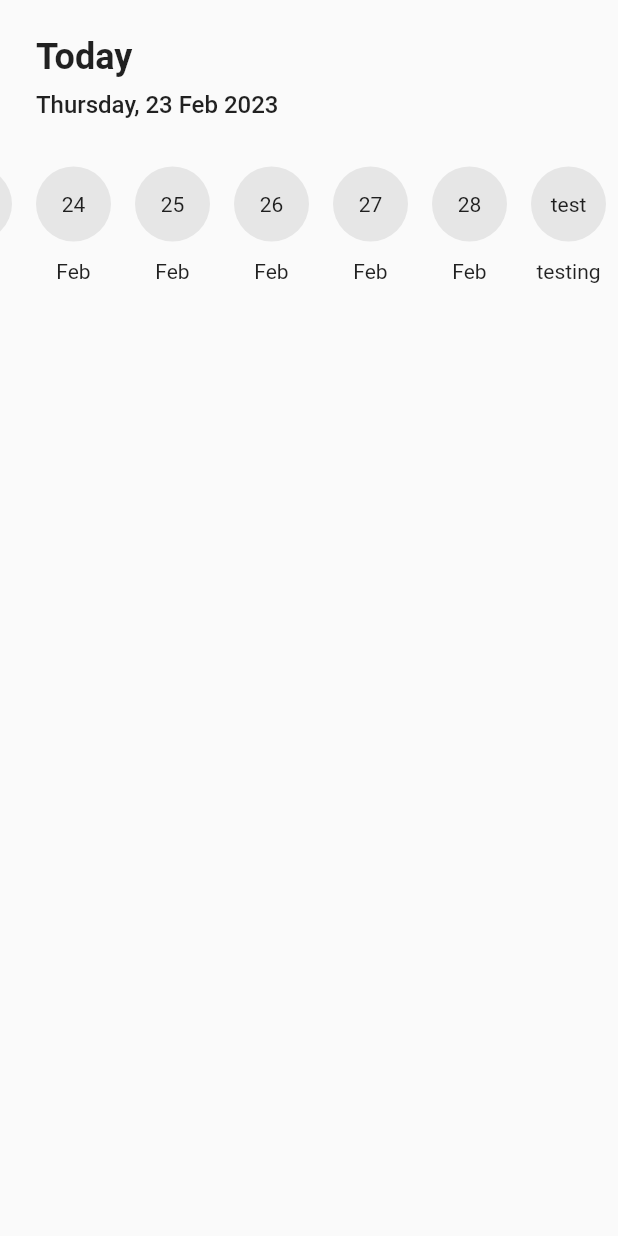
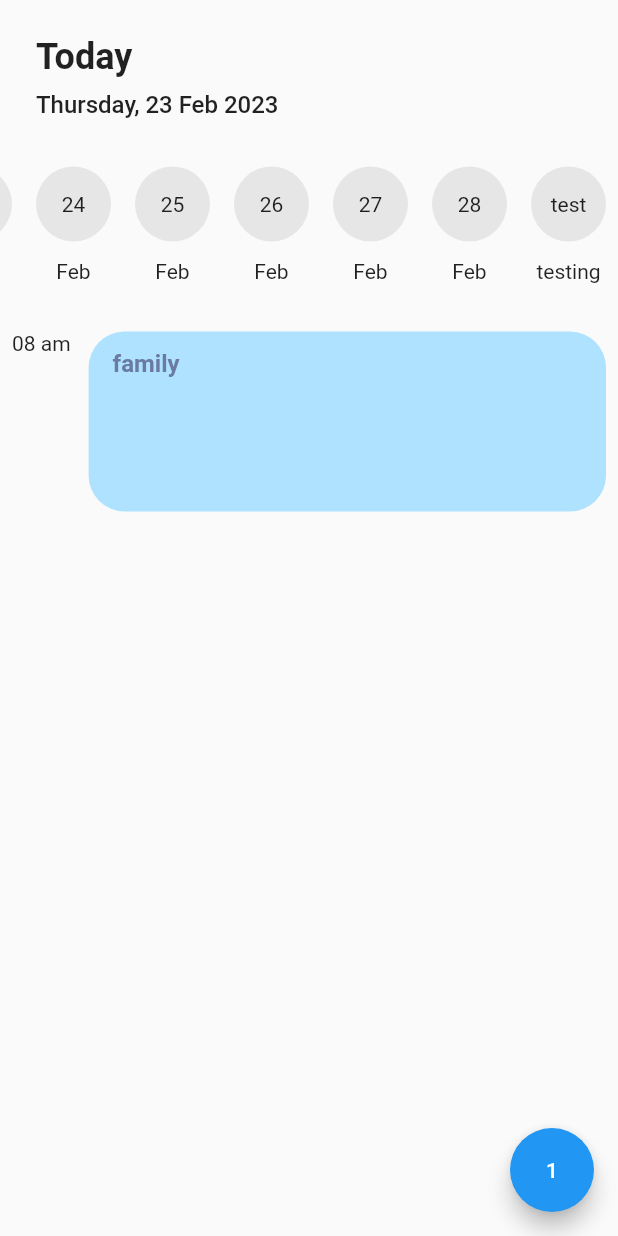
Before and after one commit to ZKRA000/todo_mobile, a Flutter app: the screen it shows after launch, on a phone screen of 412 x 824 dp. Run offline on Flutter 3.47's test engine with Material 2 defaults, Android fonts, the phone set to English and light mode, and no system bars.

Commit message:
add easy_date model, add event panel

```diff
--- a/lib/functions/date_functions.dart
+++ b/lib/functions/date_functions.dart
@@ -1,15 +1,18 @@
 import 'package:flutter/material.dart';
 import 'package:intl/intl.dart';
+
+//models
+import '../models/easy_date.dart';
 
 String formatDate(String pattern, DateTime date) {
   return DateFormat(pattern).format(date);
 }
 
-List<Map<dynamic, dynamic>> extractDateRange(DateTime start, DateTime end) {
+List<EasyDate> extractDateRange(DateTime start, DateTime end) {
   DateTime startDate = start;
   DateTime endDate = end;
 
-  List<Map<dynamic, dynamic>> result = [];
+  List<EasyDate> result = [];
 
   var range = DateTimeRange(
     start: startDate,
@@ -19,12 +22,12 @@ List<Map<dynamic, dynamic>> extractDateRange(DateTime start, DateTime end) {
   for (int x = 0; x < range.duration.inDays; x++) {
     DateTime? targetDate = startDate.add(Duration(days: x));
 
-    result.add({
-      'dayWeek': formatDate('EEE', targetDate),
-      'day': formatDate('d', targetDate),
-      'month': formatDate('MMM', targetDate),
-      'year': formatDate('y', targetDate)
-    });
+    result.add(EasyDate(
+      formatDate('EEE', targetDate),
+      formatDate('d', targetDate),
+      formatDate('MMM', targetDate),
+      formatDate('Y', targetDate),
+    ));
   }
 
   return result;
--- /dev/null
+++ b/lib/models/easy_date.dart
@@ -0,0 +1,13 @@
+class EasyDate {
+  const EasyDate(
+    this.dayWeek,
+    this.day,
+    this.month,
+    this.year,
+  );
+
+  final String dayWeek;
+  final String day;
+  final String month;
+  final String year;
+}
--- a/lib/pages/home.dart
+++ b/lib/pages/home.dart
@@ -4,6 +4,9 @@ import 'package:intl/intl.dart';
 // functions
 import '../functions/date_functions.dart';
 import '../functions/widget_functions.dart';
+
+// models
+import '../models/easy_date.dart';
 
 class Home extends StatefulWidget {
   const Home({super.key});
@@ -13,12 +16,14 @@ class Home extends StatefulWidget {
 }
 
 class _HomeState extends State<Home> {
+  int testing = 1;
+  bool empty = false;
   final controller = ScrollController();
   final testingKey = GlobalKey();
   final dateTime = DateFormat('EEEE, d MMM y').format(DateTime.now());
   final month = DateFormat('E').format(DateTime.now());
 
-  List<Map<dynamic, dynamic>> extraxtedDates = [];
+  List<EasyDate> extraxtedDates = [];
 
   @override
   void initState() {
@@ -46,6 +51,7 @@ class _HomeState extends State<Home> {
         child: SizedBox(
           width: MediaQuery.of(context).size.width,
           child: Column(
+            crossAxisAlignment: CrossAxisAlignment.stretch,
             children: [
               Padding(
                 padding:
@@ -81,7 +87,7 @@ class _HomeState extends State<Home> {
                 controller: controller,
                 child: Row(
                   children: [
-                    for (Map<dynamic, dynamic> x in extraxtedDates)
+                    for (EasyDate x in extraxtedDates)
                       Container(
                         padding: const EdgeInsets.all(8.0),
                         child: Column(
@@ -93,10 +99,10 @@ class _HomeState extends State<Home> {
                                 color: const Color(0xFFE6E6E6),
                                 borderRadius: BorderRadius.circular(50),
                               ),
-                              child: Center(child: Text(x['day'])),
+                              child: Center(child: Text(x.day)),
                             ),
                             const SizedBox(height: 12),
-                            Text(x['month'])
+                            Text(x.month)
                           ],
                         ),
                       ),
@@ -112,7 +118,7 @@ class _HomeState extends State<Home> {
                               color: const Color(0xFFE6E6E6),
                               borderRadius: BorderRadius.circular(50),
                             ),
-                            child: Center(child: Text('test')),
+                            child: const Center(child: Text('test')),
                           ),
                           const SizedBox(height: 12),
                           const Text('testing')
@@ -122,10 +128,78 @@ class _HomeState extends State<Home> {
                   ],
                 ),
               ),
+              const SizedBox(height: 16),
+              Expanded(
+                child: Stack(
+                  children: [
+                    Padding(
+                      padding: const EdgeInsets.all(8.0),
+                      child: Row(
+                        crossAxisAlignment: CrossAxisAlignment.start,
+                        children: [
+                          Container(
+                            padding: const EdgeInsets.only(right: 12),
+                            child: const Text('08 am'),
+                          ),
+                          Expanded(
+                            child: ConstrainedBox(
+                              constraints: const BoxConstraints(
+                                minHeight: 80,
+                                maxHeight: 120,
+                              ),
+                              child: Container(
+                                padding: EdgeInsets.symmetric(
+                                  vertical: 12,
+                                  horizontal: 16,
+                                ),
+                                decoration: BoxDecoration(
+                                    color: Color(0xFFAEE2FF),
+                                    borderRadius: BorderRadius.circular(24)),
+                                child: Column(
+                                  crossAxisAlignment: CrossAxisAlignment.start,
+                                  children: [
+                                    const Text(
+                                      style: TextStyle(
+                                        fontWeight: FontWeight.w600,
+                                        color: Color(0xFF6B7AA1),
+                                        fontSize: 16,
+                                      ),
+                                      'family',
+                                    ),
+                                  ],
+                                ),
+                              ),
+                            ),
+                          )
+                        ],
+                      ),
+                    ),
+                    if (empty)
+                      Center(
+                        child: Opacity(
+                          opacity: 0.5,
+                          child: Icon(
+                            Icons.event_busy,
+                            size: MediaQuery.of(context).size.width * 0.3,
+                          ),
+                        ),
+                      )
+                  ],
+                ),
+              )
             ],
           ),
         ),
       ),
+      floatingActionButton: FloatingActionButton(
+        onPressed: () {
+          setState(() {
+            extraxtedDates.insert(0, const EasyDate('Wed', '1', 'Feb', '2023'));
+            testing++;
+          });
+        },
+        child: Text(testing.toString()),
+      ),
     );
   }
 }
```
